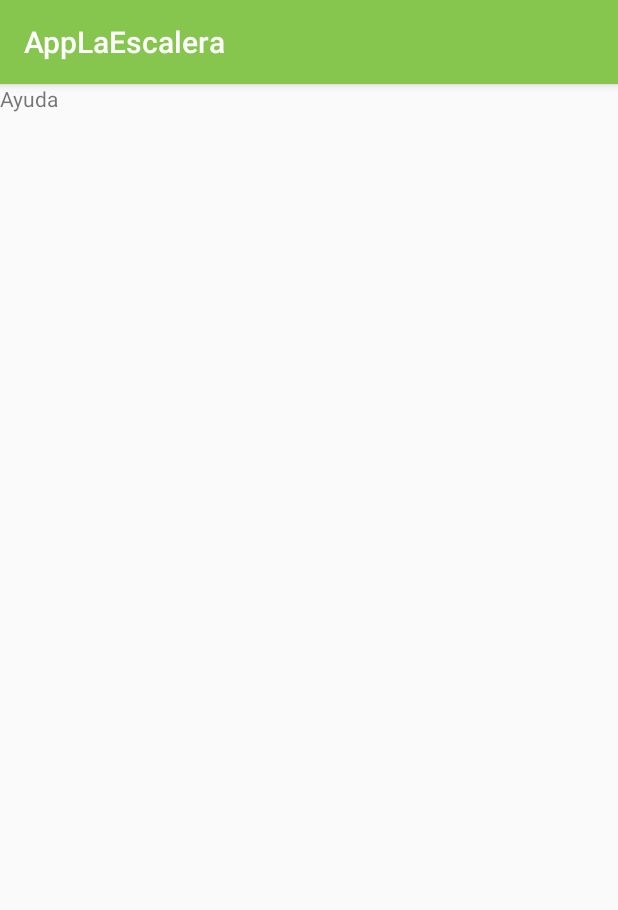
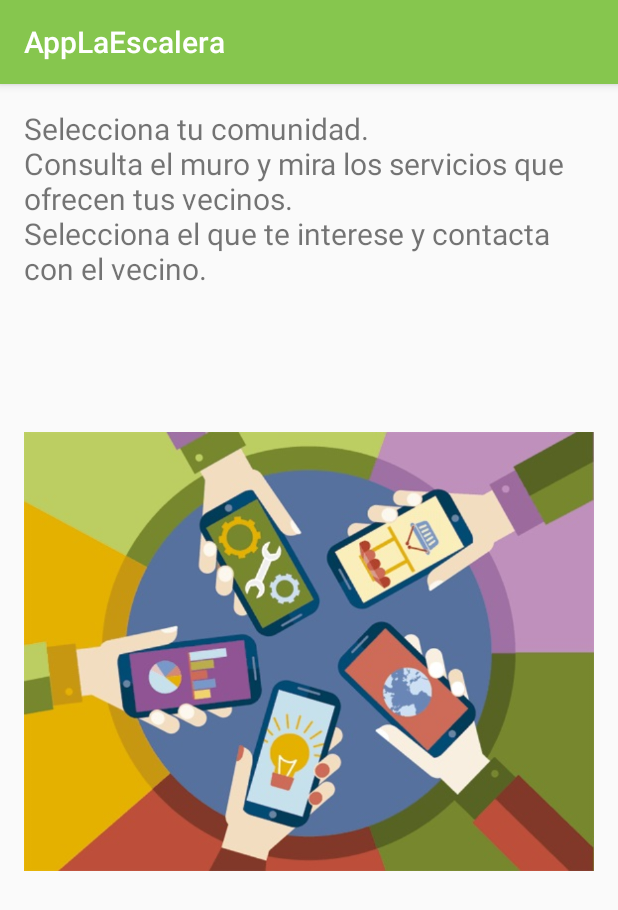
Before and after one commit to Bohonalo/AppLaEscalera, an Android app: the fragment AyudaFragment shown on its own in the app's theme, on a phone screen of 412 x 824 dp. Shown: the top 910 px of the screen. Run offline under Robolectric (Android 15) with nearby library versions, the light colour scheme and no system bars; 1 statement that could not run was skipped.

Commit message:
añadido

```diff
--- a/app/src/main/java/com/app/JuanCristobalJavier/applaescalera/Principal.java
+++ b/app/src/main/java/com/app/JuanCristobalJavier/applaescalera/Principal.java
@@ -103,10 +103,6 @@ public class Principal extends AppCompatActivity implements NavigationView.OnNav
             getSupportFragmentManager().beginTransaction().replace(R.id.frament, new TerminosFragment()).commit();
         } else if (id == R.id.nav_ayuda) {
             getSupportFragmentManager().beginTransaction().replace(R.id.frament, new AyudaFragment()).commit();
-        } else if (id == R.id.nav_share) {
-
-        } else if (id == R.id.nav_send) {
-
         } else if (id == R.id.nav_logout){
             signOut();
         } else if (id == R.id.nav_mensaje){
--- a/app/src/main/res/layout/fragment_ayuda.xml
+++ b/app/src/main/res/layout/fragment_ayuda.xml
@@ -1,13 +1,29 @@
-<FrameLayout xmlns:android="http://schemas.android.com/apk/res/android"
+<RelativeLayout xmlns:android="http://schemas.android.com/apk/res/android"
     xmlns:tools="http://schemas.android.com/tools"
     android:layout_width="match_parent"
     android:layout_height="match_parent"
+    android:padding="16dp"
     tools:context="com.app.JuanCristobalJavier.applaescalera.AyudaFragment">
 
 
-    <TextView
+    <ImageView
+        android:id="@+id/imagen"
         android:layout_width="wrap_content"
         android:layout_height="wrap_content"
-        android:text="Ayuda" />
+        android:layout_below="@id/textView3"
+        android:layout_marginBottom="112dp"
+        android:layout_marginTop="20dp"
+        android:src="@drawable/ayuda" />
 
-</FrameLayout>
+    <TextView
+        android:id="@+id/textView3"
+        android:layout_width="match_parent"
+        android:layout_height="wrap_content"
+        android:text="Selecciona tu comunidad.\nConsulta el muro y mira los servicios que ofrecen tus vecinos.\nSelecciona el que te interese y contacta con el vecino."
+        android:textSize="20dp" />
+
+
+
+
+
+</RelativeLayout>
```
Also changed, not shown: app/src/main/res/drawable-v24/ayuda.jpg (added).
